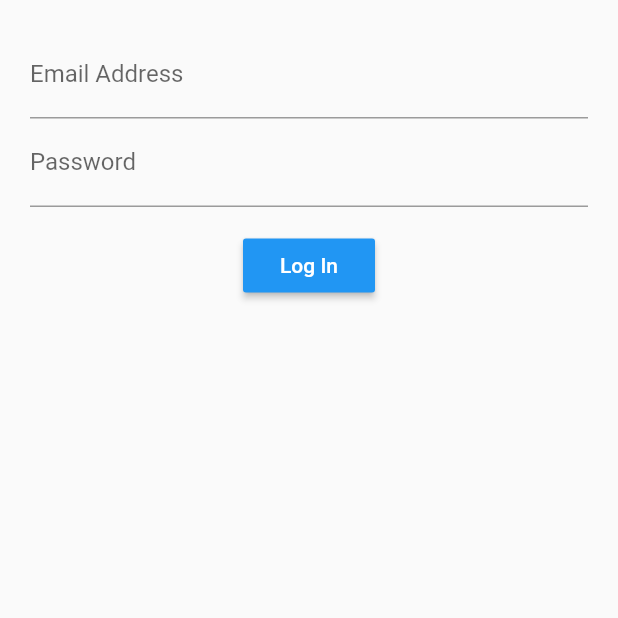
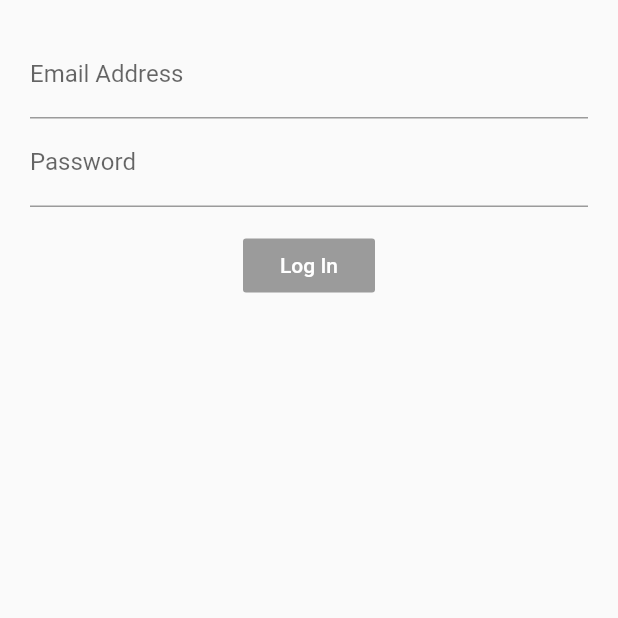
Before and after one commit to strigePC/learn-flutter-login-bloc, a Flutter app: the screen it shows after launch, on a phone screen of 412 x 824 dp, the top half of it. Run offline on Flutter 3.47's test engine with Material 2 defaults, Android fonts, the phone set to English and light mode, and no system bars; our stand-ins replace rxdart.

Commit message:
Add RxDart to project

```diff
--- a/lib/src/app.dart
+++ b/lib/src/app.dart
@@ -1,14 +1,17 @@
 import 'package:flutter/material.dart';
 
 import 'screens/login_screen.dart';
+import 'blocs/provider.dart';
 
 class App extends StatelessWidget {
   @override
   Widget build(BuildContext context) {
-    return MaterialApp(
-      title: 'Log Me In',
-      home: Scaffold(
-        body: LoginScreen(),
+    return Provider(
+      child: MaterialApp(
+        title: 'Log Me In',
+        home: Scaffold(
+          body: LoginScreen(),
+        ),
       ),
     );
   }
--- a/lib/src/blocs/bloc.dart
+++ b/lib/src/blocs/bloc.dart
@@ -1,23 +1,30 @@
 import 'dart:async';
+
+import 'package:rxdart/rxdart.dart';
 
 import 'validators.dart';
 
 class Bloc with Validators {
-  final _email = StreamController<String>();
-  final _password = StreamController<String>();
+  final _email = StreamController<String>.broadcast();
+  final _password = StreamController<String>.broadcast();
 
 //  Add data to stream
   Function(String) get changeEmail => _email.sink.add;
+
   Function(String) get changePassword => _password.sink.add;
 
 //  Retrieve data from stream
   Stream<String> get email => _email.stream.transform(validateEmail);
+
   Stream<String> get password => _password.stream.transform(validatePassword);
+
+  Stream<bool> get submitValid =>
+      Observable.combineLatest2(email, password, (e, p) {
+        return true;
+      });
 
   dispose() {
     _email.close();
     _password.close();
   }
 }
-
-final bloc = Bloc();
--- a/lib/src/screens/login_screen.dart
+++ b/lib/src/screens/login_screen.dart
@@ -1,23 +1,26 @@
 import 'package:flutter/material.dart';
+import '../blocs/provider.dart';
 import '../blocs/bloc.dart';
 
 class LoginScreen extends StatelessWidget {
   @override
   Widget build(BuildContext context) {
+    final bloc = Provider.of(context);
+
     return Container(
       margin: EdgeInsets.all(20.0),
       child: Column(
         children: <Widget>[
-          emailField(),
-          passwordField(),
+          emailField(bloc),
+          passwordField(bloc),
           Container(margin: EdgeInsets.only(bottom: 15.0)),
-          submitButton(),
+          submitButton(bloc),
         ],
       ),
     );
   }
 
-  Widget emailField() {
+  Widget emailField(Bloc bloc) {
     return StreamBuilder(
       stream: bloc.email,
       builder: (context, snapshot) {
@@ -25,8 +28,7 @@ class LoginScreen extends StatelessWidget {
           decoration: InputDecoration(
               errorText: snapshot.error,
               hintText: 'mail@example.com',
-            labelText: 'Email Address'
-          ),
+              labelText: 'Email Address'),
           keyboardType: TextInputType.emailAddress,
           onChanged: bloc.changeEmail,
         );
@@ -34,7 +36,7 @@ class LoginScreen extends StatelessWidget {
     );
   }
 
-  Widget passwordField() {
+  Widget passwordField(Bloc bloc) {
     return StreamBuilder(
       stream: bloc.password,
       builder: (context, snapshot) {
@@ -51,12 +53,21 @@ class LoginScreen extends StatelessWidget {
     );
   }
 
-  Widget submitButton() {
+  Widget submitButton(Bloc bloc) {
+    return StreamBuilder(
+      stream: bloc.submitValid,
+      builder: (context, snapshot) {
         return RaisedButton(
           child: Text('Log In'),
           color: Colors.blue,
-      onPressed: () {},
+          onPressed: snapshot.hasData
+              ? () {
+                  print('Hi there!');
+                }
+              : null,
           textColor: Colors.white,
+        );
+      },
     );
   }
 }
--- a/pubspec.yaml
+++ b/pubspec.yaml
@@ -23,6 +23,8 @@ dependencies:
   # The following adds the Cupertino Icons font to your application.
   # Use with the CupertinoIcons class for iOS style icons.
   cupertino_icons: ^0.1.2
+
+  rxdart: ^0.22.0
 
 dev_dependencies:
   flutter_test:
```
Also changed, not shown: pubspec.lock, 1 other file. Lines whose indentation alone changed are shown as unchanged.
